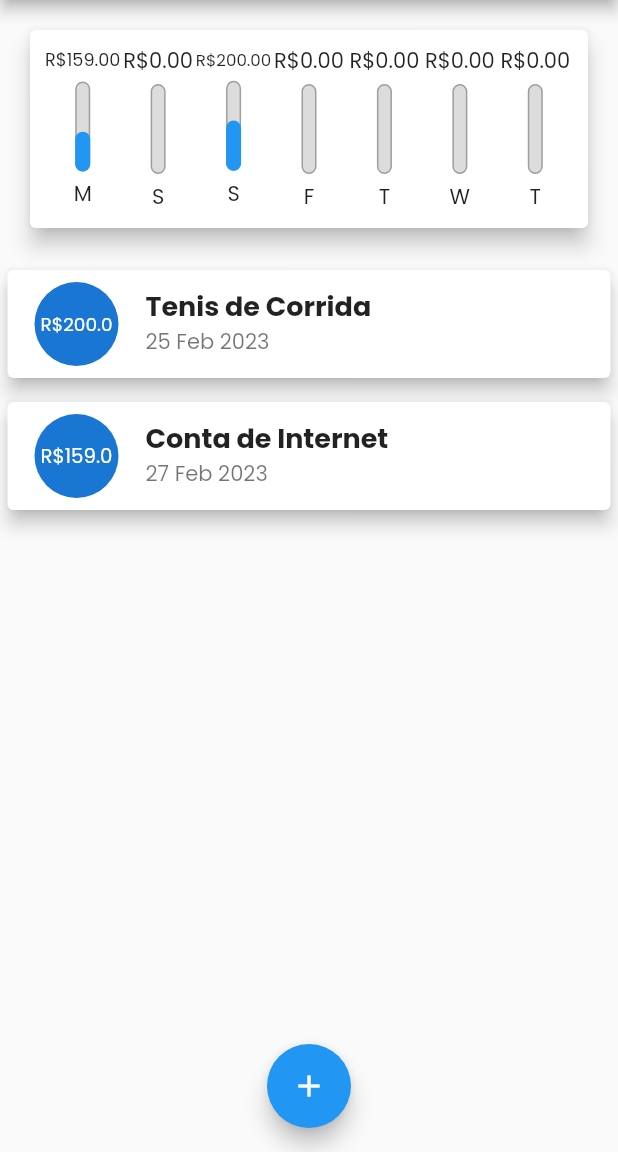
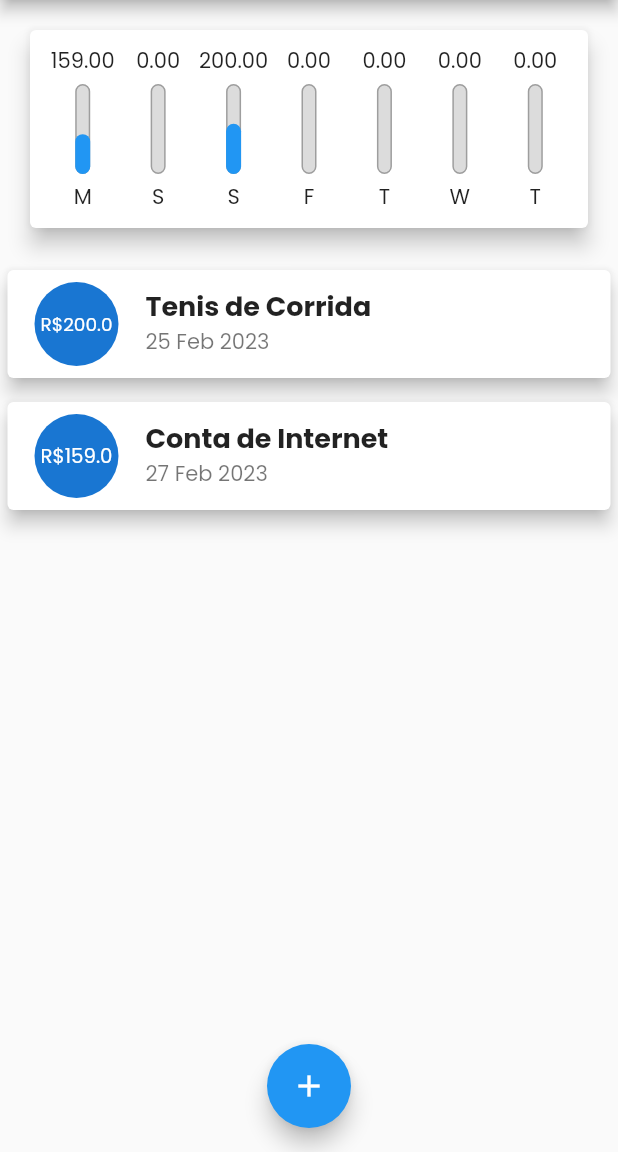
Before and after one commit to cauecbb/App-Despesas-Pessoais, a Flutter app: the screen it shows after launch, on a phone screen of 412 x 824 dp, the part 84-1236 px from its top. Run offline on Flutter 3.47's test engine with Material 2 defaults, Android fonts, the phone set to English and light mode, and no system bars.

Commit message:
Melhora Gráfico

```diff
--- a/lib/components/chart_bar.dart
+++ b/lib/components/chart_bar.dart
@@ -17,7 +17,7 @@ class ChartBar extends StatelessWidget {
     return Column(
       children: <Widget>[
         FittedBox(
-          child: Text('R\$${value.toStringAsFixed(2)}'),
+          child: Text(value.toStringAsFixed(2)),
         ),
         const SizedBox(height: 5),
         SizedBox(
```
